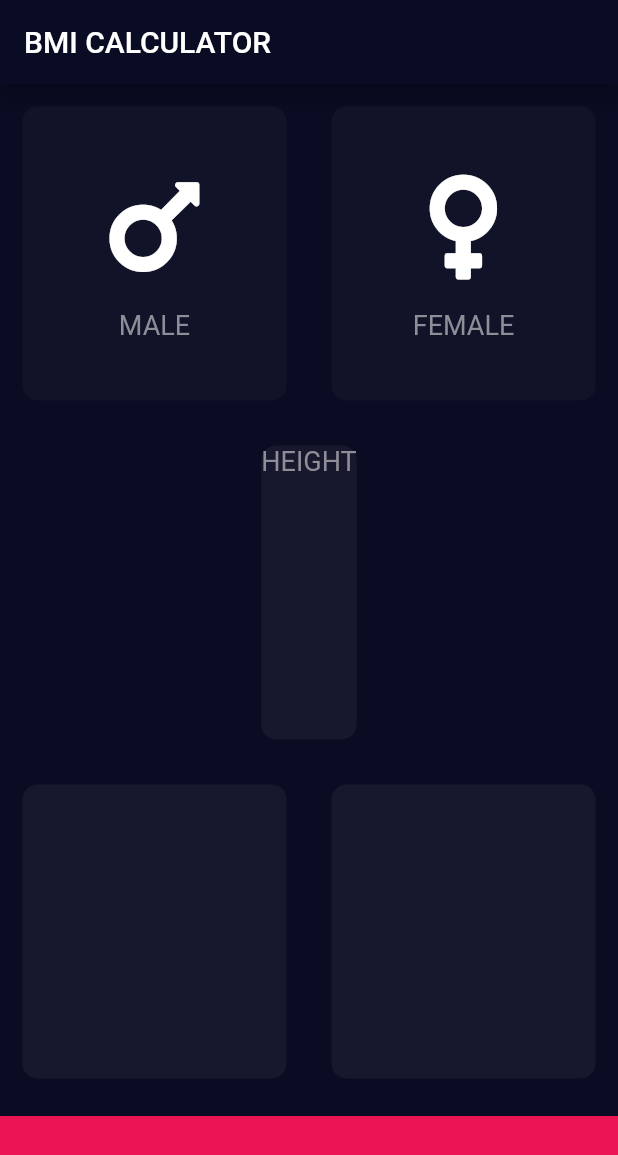
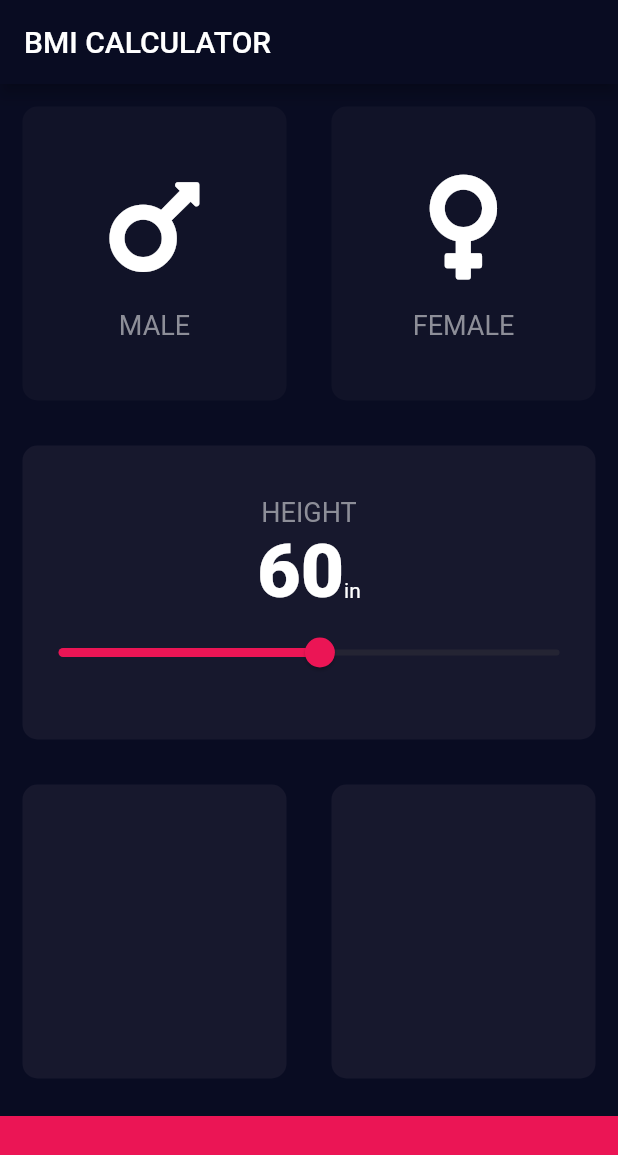
Before and after one commit to Lincxx/Flutter-BMI-Calc, a Flutter app: the screen it shows after launch, on a phone screen of 412 x 824 dp. Shown: the top 1155 px of the screen. Run offline on Flutter 3.47's test engine with Material 2 defaults, Android fonts, the phone set to English and light mode, and no system bars; our stand-ins replace font_awesome_flutter.

Commit message:
Added in slide for the height

```diff
--- a/lib/constants.dart
+++ b/lib/constants.dart
@@ -1,7 +1,9 @@
 import 'package:flutter/material.dart';
 
+//reman
 const kLabelTextStyle = TextStyle(fontSize: 18.0, color: Color(0xff8d8e98));
 const kBottomContainerHeight = 80.0;
 const kActiveCardColor = Color(0xFF1D1E3);
 const kInactiveCardColor = Color(0xFF111328);
 const kBottomCardColor = Color(0xffeb1555);
+const kNumberTextStyle = TextStyle(fontSize: 50.0, fontWeight: FontWeight.w900);
--- a/lib/input_page.dart
+++ b/lib/input_page.dart
@@ -20,6 +20,7 @@ class InputPage extends StatefulWidget {
 
 class _InputPageState extends State<InputPage> {
   Gender selectedGender;
+  int height = 60;
 
   @override
   Widget build(BuildContext context) {
@@ -28,6 +29,7 @@ class _InputPageState extends State<InputPage> {
         title: Text('BMI CALCULATOR'),
       ),
       body: Column(
+        crossAxisAlignment: CrossAxisAlignment.stretch,
         children: <Widget>[
           Expanded(
             child: Row(
@@ -71,11 +73,36 @@ class _InputPageState extends State<InputPage> {
             child: ReusableCard(
               color: kActiveCardColor,
               cardChild: Column(
+                mainAxisAlignment: MainAxisAlignment.center,
                 children: <Widget>[
                   Text(
                     'HEIGHT',
                     style: kLabelTextStyle,
-                  )
+                  ),
+                  Row(
+                    mainAxisAlignment: MainAxisAlignment.center,
+                    crossAxisAlignment: CrossAxisAlignment.baseline,
+                    textBaseline: TextBaseline.alphabetic,
+                    children: <Widget>[
+                      Text(
+                        height.toString(),
+                        style: kNumberTextStyle,
+                      ),
+                      Text('in')
+                    ],
+                  ),
+                  Slider(
+                    value: height.toDouble(), //starting value
+                    min: 12.0,
+                    max: 104.0,
+                    activeColor: Color(0xFFEB1555),
+                    inactiveColor: Color(0xFF8DE98),
+                    onChanged: (double newValue) {
+                      setState(() {
+                        height = newValue.toInt();
+                      });
+                    },
+                  ),
                 ],
               ),
             ),
```
